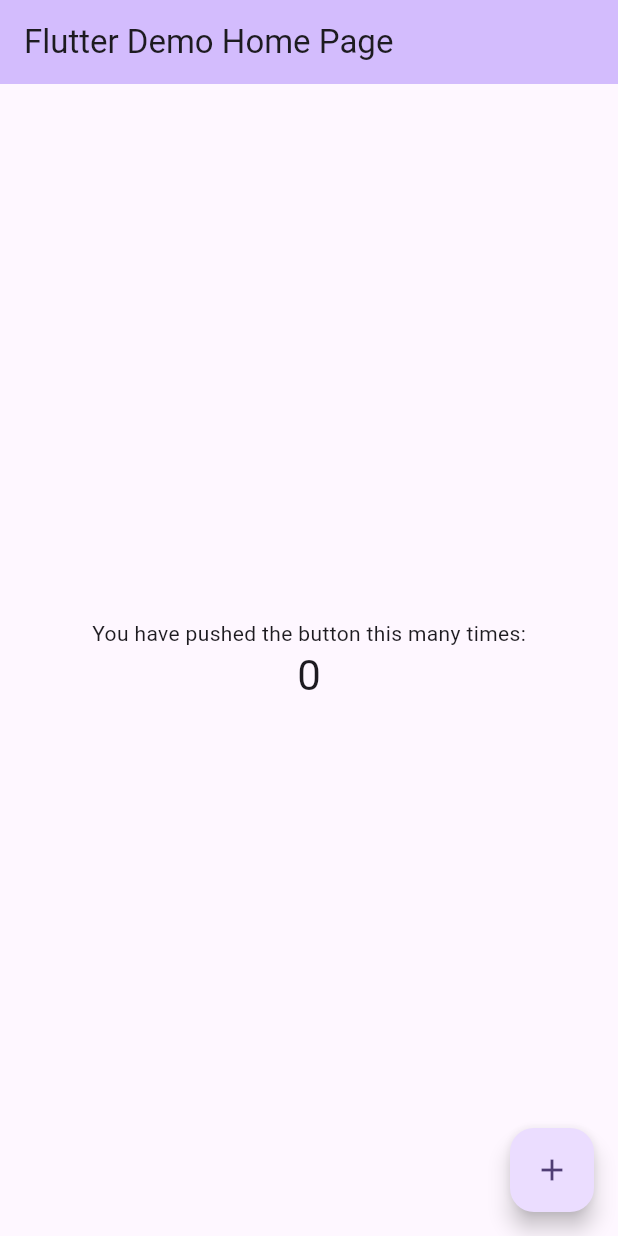
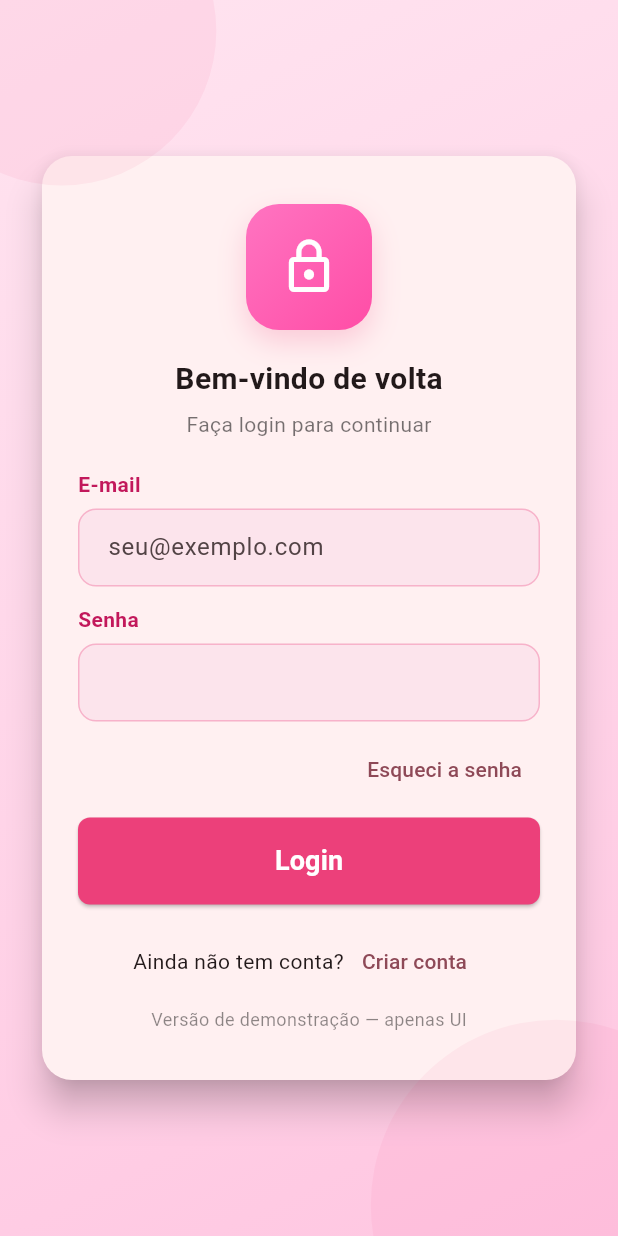
Before and after one commit to leticiare/bloom, a Flutter app: the screen it shows after launch, on a phone screen of 412 x 824 dp. Run offline on Flutter 3.47's test engine with Material 3 defaults, Android fonts, the phone set to English and light mode, and no system bars.

Commit message:
feat: criação de esboço da tela de login e componente de botao principal

```diff
--- a/bloom-app/lib/main.dart
+++ b/bloom-app/lib/main.dart
@@ -1,122 +1,252 @@
 import 'package:flutter/material.dart';
+import 'package:app/src/shared/widgets/primary_button.dart';
 
-void main() {
-  runApp(const MyApp());
-}
+void main() => runApp(const MyApp());
 
 class MyApp extends StatelessWidget {
   const MyApp({super.key});
 
-  // This widget is the root of your application.
   @override
   Widget build(BuildContext context) {
     return MaterialApp(
-      title: 'Flutter Demo',
+      title: 'Login Rosa',
+      debugShowCheckedModeBanner: false,
       theme: ThemeData(
-        // This is the theme of your application.
-        //
-        // TRY THIS: Try running your application with "flutter run". You'll see
-        // the application has a purple toolbar. Then, without quitting the app,
-        // try changing the seedColor in the colorScheme below to Colors.green
-        // and then invoke "hot reload" (save your changes or press the "hot
-        // reload" button in a Flutter-supported IDE, or press "r" if you used
-        // the command line to start the app).
-        //
-        // Notice that the counter didn't reset back to zero; the application
-        // state is not lost during the reload. To reset the state, use hot
-        // restart instead.
-        //
-        // This works for code too, not just values: Most code changes can be
-        // tested with just a hot reload.
-        colorScheme: ColorScheme.fromSeed(seedColor: Colors.deepPurple),
+        useMaterial3: true,
+        colorScheme: ColorScheme.fromSeed(seedColor: Colors.pink),
+        scaffoldBackgroundColor: const Color(0xFFFFF0F6),
       ),
-      home: const MyHomePage(title: 'Flutter Demo Home Page'),
+      home: const LoginScreen(),
     );
   }
 }
 
-class MyHomePage extends StatefulWidget {
-  const MyHomePage({super.key, required this.title});
-
-  // This widget is the home page of your application. It is stateful, meaning
-  // that it has a State object (defined below) that contains fields that affect
-  // how it looks.
-
-  // This class is the configuration for the state. It holds the values (in this
-  // case the title) provided by the parent (in this case the App widget) and
-  // used by the build method of the State. Fields in a Widget subclass are
-  // always marked "final".
-
-  final String title;
-
-  @override
-  State<MyHomePage> createState() => _MyHomePageState();
-}
-
-class _MyHomePageState extends State<MyHomePage> {
-  int _counter = 0;
-
-  void _incrementCounter() {
-    setState(() {
-      // This call to setState tells the Flutter framework that something has
-      // changed in this State, which causes it to rerun the build method below
-      // so that the display can reflect the updated values. If we changed
-      // _counter without calling setState(), then the build method would not be
-      // called again, and so nothing would appear to happen.
-      _counter++;
-    });
+class LoginScreen extends StatelessWidget {
+  const LoginScreen({super.key});
+  void _handleLogin() {
+    // Lógica para autenticar o usuário.
+    // Por exemplo, navegar para a próxima tela ou exibir uma mensagem.
+    print('Botão de login pressionado!');
   }
 
   @override
   Widget build(BuildContext context) {
-    // This method is rerun every time setState is called, for instance as done
-    // by the _incrementCounter method above.
-    //
-    // The Flutter framework has been optimized to make rerunning build methods
-    // fast, so that you can just rebuild anything that needs updating rather
-    // than having to individually change instances of widgets.
+    final size = MediaQuery.of(context).size;
+
     return Scaffold(
-      appBar: AppBar(
-        // TRY THIS: Try changing the color here to a specific color (to
-        // Colors.amber, perhaps?) and trigger a hot reload to see the AppBar
-        // change color while the other colors stay the same.
-        backgroundColor: Theme.of(context).colorScheme.inversePrimary,
-        // Here we take the value from the MyHomePage object that was created by
-        // the App.build method, and use it to set our appbar title.
-        title: Text(widget.title),
+      body: Stack(
+        children: [
+          // Fundo com gradiente suave rosa
+          Container(
+            decoration: const BoxDecoration(
+              gradient: LinearGradient(
+                colors: [Color(0xFFFFE4F0), Color(0xFFFFC6E1)],
+                begin: Alignment.topLeft,
+                end: Alignment.bottomRight,
               ),
-      body: Center(
-        // Center is a layout widget. It takes a single child and positions it
-        // in the middle of the parent.
+            ),
+          ),
+
+          // Conteúdo principal
+          Center(
+            child: SingleChildScrollView(
+              padding: const EdgeInsets.symmetric(horizontal: 24),
+              child: Card(
+                elevation: 10,
+                shape: RoundedRectangleBorder(
+                  borderRadius: BorderRadius.circular(20),
+                ),
+                child: Padding(
+                  padding: const EdgeInsets.symmetric(
+                    horizontal: 24,
+                    vertical: 32,
+                  ),
                   child: Column(
-          // Column is also a layout widget. It takes a list of children and
-          // arranges them vertically. By default, it sizes itself to fit its
-          // children horizontally, and tries to be as tall as its parent.
-          //
-          // Column has various properties to control how it sizes itself and
-          // how it positions its children. Here we use mainAxisAlignment to
-          // center the children vertically; the main axis here is the vertical
-          // axis because Columns are vertical (the cross axis would be
-          // horizontal).
-          //
-          // TRY THIS: Invoke "debug painting" (choose the "Toggle Debug Paint"
-          // action in the IDE, or press "p" in the console), to see the
-          // wireframe for each widget.
+                    mainAxisSize: MainAxisSize.min,
+                    children: [
+                      // Logo / ícone
+                      Container(
+                        width: 84,
+                        height: 84,
+                        decoration: BoxDecoration(
+                          gradient: const LinearGradient(
+                            colors: [Color(0xFFFF74C1), Color(0xFFFF4DA6)],
+                            begin: Alignment.topLeft,
+                            end: Alignment.bottomRight,
+                          ),
+                          borderRadius: BorderRadius.circular(22),
+                          boxShadow: [
+                            BoxShadow(
+                              color: Colors.pink.withOpacity(0.18),
+                              blurRadius: 16,
+                              offset: const Offset(0, 8),
+                            ),
+                          ],
+                        ),
+                        child: const Icon(
+                          Icons.lock_outline,
+                          size: 40,
+                          color: Colors.white,
+                        ),
+                      ),
+                      const SizedBox(height: 18),
+
+                      const Text(
+                        'Bem-vindo de volta',
+                        style: TextStyle(
+                          fontSize: 20,
+                          fontWeight: FontWeight.w600,
+                        ),
+                      ),
+                      const SizedBox(height: 6),
+                      const Text(
+                        'Faça login para continuar',
+                        style: TextStyle(color: Colors.black54),
+                      ),
+                      const SizedBox(height: 20),
+
+                      // Campos de texto (não funcional — apenas UI)
+                      const _PinkTextField(
+                        label: 'E-mail',
+                        hint: 'seu@exemplo.com',
+                        keyboardType: TextInputType.emailAddress,
+                      ),
+                      const SizedBox(height: 12),
+                      const _PinkTextField(
+                        label: 'Senha',
+                        hint: '',
+                        obscureText: true,
+                      ),
+                      const SizedBox(height: 8),
+
+                      // Esqueci senha
+                      Row(
+                        mainAxisAlignment: MainAxisAlignment.end,
+                        children: [
+                          TextButton(
+                            onPressed: () {
+                              // intencionalmente vazio -> não funcional
+                            },
+                            child: const Text('Esqueci a senha'),
+                          ),
+                        ],
+                      ),
+                      const SizedBox(height: 8),
+
+                      // Botão de login (não funcional: onPressed vazio)
+                      PrimaryButton(text: 'Login', onPressed: _handleLogin),
+
+                      const SizedBox(height: 14),
+
+                      // Linha de separação e criar conta
+                      Row(
                         mainAxisAlignment: MainAxisAlignment.center,
-          children: <Widget>[
-            const Text('You have pushed the button this many times:'),
+                        children: [
+                          const Text('Ainda não tem conta?'),
+                          TextButton(
+                            onPressed: () {
+                              // intencionalmente vazio -> não funcional
+                            },
+                            child: const Text('Criar conta'),
+                          ),
+                        ],
+                      ),
+                      const SizedBox(height: 6),
+                      // Rodapé pequeno
                       Text(
-              '$_counter',
-              style: Theme.of(context).textTheme.headlineMedium,
+                        'Versão de demonstração — apenas UI',
+                        style: TextStyle(
+                          color: Colors.black.withOpacity(0.45),
+                          fontSize: 12,
+                        ),
                       ),
                     ],
                   ),
                 ),
-      floatingActionButton: FloatingActionButton(
-        onPressed: _incrementCounter,
-        tooltip: 'Increment',
-        child: const Icon(Icons.add),
-      ), // This trailing comma makes auto-formatting nicer for build methods.
+              ),
+            ),
+          ),
+
+          // Decoração adicional (círculos)
+          Positioned(
+            top: -size.width * 0.2,
+            left: -size.width * 0.15,
+            child: Container(
+              width: size.width * 0.5,
+              height: size.width * 0.5,
+              decoration: BoxDecoration(
+                color: Colors.pink.withOpacity(0.06),
+                shape: BoxShape.circle,
+              ),
+            ),
+          ),
+          Positioned(
+            bottom: -size.width * 0.25,
+            right: -size.width * 0.2,
+            child: Container(
+              width: size.width * 0.6,
+              height: size.width * 0.6,
+              decoration: BoxDecoration(
+                color: Colors.pink.withOpacity(0.05),
+                shape: BoxShape.circle,
+              ),
+            ),
+          ),
+        ],
+      ),
     );
   }
 }
+
+class _PinkTextField extends StatelessWidget {
+  final String label;
+  final String hint;
+  final bool obscureText;
+  final TextInputType? keyboardType;
+
+  const _PinkTextField({
+    required this.label,
+    required this.hint,
+    this.obscureText = false,
+    this.keyboardType,
+  });
+
+  @override
+  Widget build(BuildContext context) {
+    final border = OutlineInputBorder(
+      borderRadius: BorderRadius.circular(12),
+      borderSide: BorderSide(color: Colors.pink.withOpacity(0.25)),
+    );
+
+    return Column(
+      crossAxisAlignment: CrossAxisAlignment.start,
+      children: [
+        Text(
+          label,
+          style: TextStyle(
+            fontWeight: FontWeight.w600,
+            color: Colors.pink.shade700,
+          ),
+        ),
+        const SizedBox(height: 6),
+        TextField(
+          obscureText: obscureText,
+          keyboardType: keyboardType,
+          decoration: InputDecoration(
+            hintText: hint,
+            filled: true,
+            fillColor: Colors.pink.shade50,
+            contentPadding: const EdgeInsets.symmetric(
+              horizontal: 16,
+              vertical: 14,
+            ),
+            enabledBorder: border,
+            focusedBorder: border.copyWith(
+              borderSide: BorderSide(color: Colors.pink.shade300, width: 1.8),
+            ),
+          ),
+        ),
+      ],
+    );
+  }
+}
--- /dev/null
+++ b/bloom-app/lib/src/shared/widgets/primary_button.dart
@@ -0,0 +1,39 @@
+// primary_button.dart
+
+import 'package:flutter/material.dart';
+
+class PrimaryButton extends StatelessWidget {
+  // O texto que aparecerá no botão.
+  final String text;
+  // A função que será executada quando o botão for clicado.
+  final VoidCallback onPressed;
+
+  // Construtor que exige o texto e a função.
+  const PrimaryButton({Key? key, required this.text, required this.onPressed})
+    : super(key: key);
+
+  @override
+  Widget build(BuildContext context) {
+    return SizedBox(
+      // SizedBox garante que o botão tenha a largura máxima disponível.
+      width: double.infinity,
+      child: ElevatedButton(
+        style: ElevatedButton.styleFrom(
+          // Define a cor de fundo do botão.
+          backgroundColor: Colors.pink.shade400,
+          // Define a cor do texto do botão.
+          foregroundColor: Colors.white,
+          // Define o padding interno do botão.
+          padding: const EdgeInsets.symmetric(vertical: 16),
+          // Borda arredondada do botão.
+          shape: RoundedRectangleBorder(borderRadius: BorderRadius.circular(8)),
+        ),
+        onPressed: onPressed,
+        child: Text(
+          text,
+          style: const TextStyle(fontSize: 18, fontWeight: FontWeight.bold),
+        ),
+      ),
+    );
+  }
+}
```
Also changed, not shown: bloom-app/lib/src/shared/widgets/text_input.dart (added), 1 other file. Lines whose indentation alone changed are shown as unchanged.
